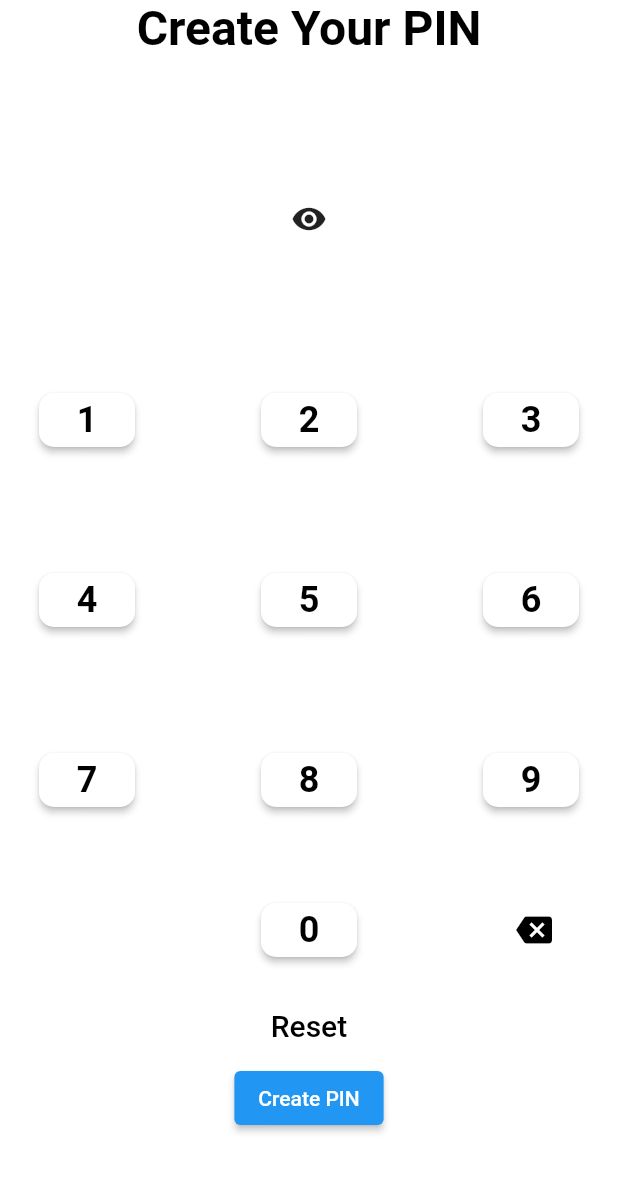
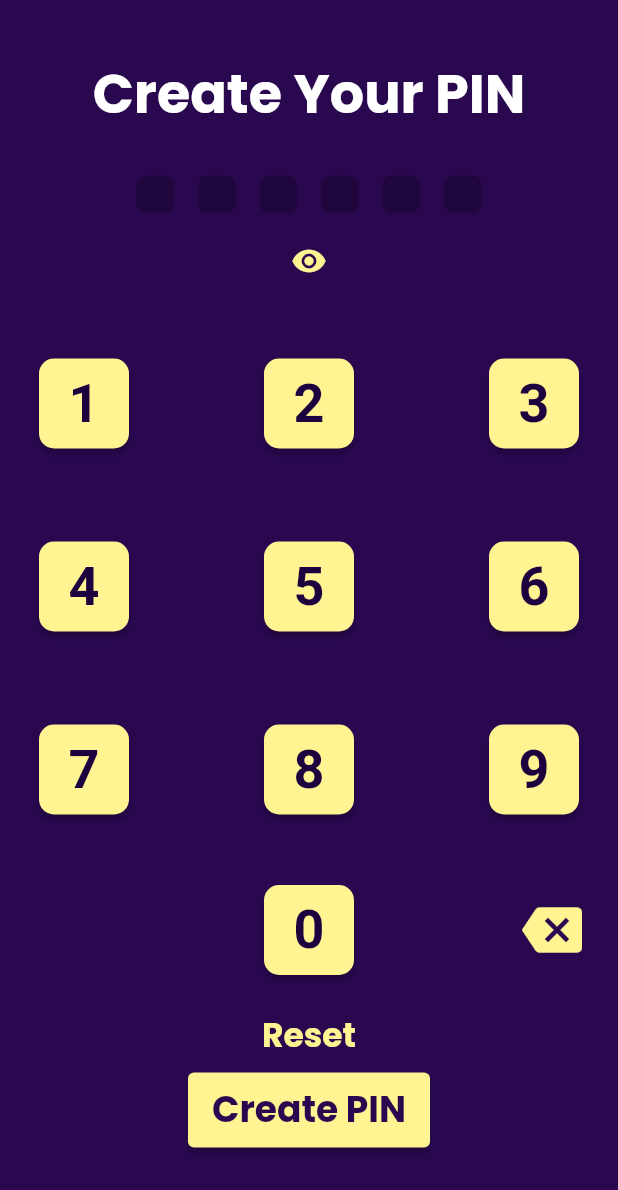
Before and after one commit to George535220173/UAS_E-MONEY, a Flutter app: the CreatePINPage screen opened directly with empty values, on a phone screen of 412 x 824 dp. Shown: the top 1190 px of the screen. Run offline on Flutter 3.47's test engine with Material 2 defaults, Android fonts, the phone set to English and light mode, and no system bars; our stand-ins replace cloud_firestore, firebase_auth, firebase_core, google_fonts; accounts and stored records are empty.

Commit message:
CreatePin Design Done

```diff
--- a/lib/createpin.dart
+++ b/lib/createpin.dart
@@ -27,8 +27,9 @@ class _CreatePINPageState extends State<CreatePINPage> {
           });
         },
         style: ElevatedButton.styleFrom(
-          primary: Colors.white,
-          onPrimary: Colors.black,
+          primary: Color.fromARGB(255, 255, 244, 145),
+          onPrimary: Color.fromARGB(255, 29, 0, 62),
+          minimumSize: Size(60, 60),
           shape: RoundedRectangleBorder(
             borderRadius: BorderRadius.circular(10.0),
           ),
@@ -36,7 +37,7 @@ class _CreatePINPageState extends State<CreatePINPage> {
         child: Text(
           number.toString(),
           style: const TextStyle(
-            fontSize: 24,
+            fontSize: 36,
             fontWeight: FontWeight.w600,
           ),
         ),
@@ -64,9 +65,9 @@ class _CreatePINPageState extends State<CreatePINPage> {
                   // Kembali ke halaman sebelumnya
                   Navigator.pop(context);
                   Navigator.push(
-                  context,
-                  MaterialPageRoute(builder: (context) => LoginPage()),
-                );
+                    context,
+                    MaterialPageRoute(builder: (context) => LoginPage()),
+                  );
                 },
                 child: Text('OK'),
               ),
@@ -128,46 +129,47 @@ class _CreatePINPageState extends State<CreatePINPage> {
   @override
   Widget build(BuildContext context) {
     return Scaffold(
-      backgroundColor: Colors.white,
+      backgroundColor: Color.fromARGB(255, 41, 8, 80),
       body: SafeArea(
-        child: SingleChildScrollView( // Tambahkan SingleChildScrollView di sini
+        child: SingleChildScrollView(
+          // Tambahkan SingleChildScrollView di sini
           child: Column(
             mainAxisAlignment: MainAxisAlignment.center,
             crossAxisAlignment: CrossAxisAlignment.center,
             children: [
+              const SizedBox(height: 35),
               const Center(
                 child: Text(
                   'Create Your PIN',
                   style: TextStyle(
-                    fontSize: 32,
-                    color: Colors.black,
-                    fontWeight: FontWeight.w600,
-                  ),
+                      fontSize: 36,
+                      color: Color.fromARGB(255, 255, 255, 255),
+                      fontWeight: FontWeight.w600,
+                      fontFamily: 'PoppinsBold'),
                 ),
               ),
-              const SizedBox(height: 50),
-
+              const SizedBox(height: 20),
               Row(
                 mainAxisAlignment: MainAxisAlignment.center,
                 children: List.generate(
                   6,
                   (index) {
                     return Container(
-                      margin: const EdgeInsets.all(7.0),
-                      width: 20,
-                      height: 20,
+                      margin: const EdgeInsets.all(8.0),
+                      width: 25,
+                      height: 25,
                       decoration: BoxDecoration(
                         borderRadius: BorderRadius.circular(6.0),
                         color: index < pin.length
-                            ? const Color.fromARGB(255, 208, 0, 255)
-                            : Colors.transparent,
+                            ? Color.fromARGB(255, 255, 244, 145)
+                            : const Color.fromARGB(61, 0, 0, 0),
                       ),
                       child: isPinVisible && index < pin.length
                           ? Center(
                               child: Text(
                                 '•',
                                 style: const TextStyle(
-                                  fontSize: 17,
+                                  fontSize: 24,
                                   color: Colors.black,
                                   fontWeight: FontWeight.w700,
                                 ),
@@ -178,7 +180,6 @@ class _CreatePINPageState extends State<CreatePINPage> {
                   },
                 ),
               ),
-
               IconButton(
                 onPressed: () {
                   setState(() {
@@ -187,14 +188,14 @@ class _CreatePINPageState extends State<CreatePINPage> {
                 },
                 icon: Icon(
                   isPinVisible ? Icons.visibility_off : Icons.visibility,
+                  color: Color.fromARGB(255, 255, 244, 145),
                 ),
               ),
-
-              SizedBox(height: 50.0),
-
+              SizedBox(height: 10.0),
               for (var i = 0; i < 3; i++)
                 Padding(
-                  padding: const EdgeInsets.symmetric(horizontal: 10, vertical: 20),
+                  padding:
+                      const EdgeInsets.symmetric(horizontal: 10, vertical: 15),
                   child: Row(
                     mainAxisAlignment: MainAxisAlignment.spaceBetween,
                     children: List.generate(
@@ -203,9 +204,8 @@ class _CreatePINPageState extends State<CreatePINPage> {
                     ).toList(),
                   ),
                 ),
-
               Padding(
-                padding: const EdgeInsets.symmetric(horizontal: 24),
+                padding: const EdgeInsets.symmetric(horizontal: 12),
                 child: Row(
                   mainAxisAlignment: MainAxisAlignment.spaceBetween,
                   children: [
@@ -223,14 +223,13 @@ class _CreatePINPageState extends State<CreatePINPage> {
                       },
                       child: const Icon(
                         Icons.backspace,
-                        color: Colors.black,
-                        size: 24,
+                        color: Color.fromARGB(255, 255, 244, 145),
+                        size: 40,
                       ),
                     ),
                   ],
                 ),
               ),
-
               TextButton(
                 onPressed: () {
                   setState(() {
@@ -241,12 +240,12 @@ class _CreatePINPageState extends State<CreatePINPage> {
                 child: const Text(
                   'Reset',
                   style: TextStyle(
-                    fontSize: 20,
-                    color: Colors.black,
+                    fontSize: 22,
+                    fontFamily: 'PoppinsBold',
+                    color: Color.fromARGB(255, 255, 244, 145),
                   ),
                 ),
               ),
-
               ElevatedButton(
                 onPressed: () {
                   // Cek apakah PIN sudah sesuai panjang
@@ -274,7 +273,17 @@ class _CreatePINPageState extends State<CreatePINPage> {
                     );
                   }
                 },
-                child: Text('Create PIN'),
+                child: Text(
+                  'Create PIN',
+                  style: TextStyle(
+                      fontFamily: 'PoppinsBold',
+                      fontSize: 24,
+                      color: Color.fromARGB(255, 41, 8, 80)),
+                ),
+                style: ElevatedButton.styleFrom(
+                    backgroundColor: Color.fromARGB(255, 255, 244, 145),
+                    minimumSize: Size(100, 50)),
+
               ),
             ],
           ),
--- a/pubspec.yaml
+++ b/pubspec.yaml
@@ -82,9 +82,12 @@ flutter:
   # list giving the asset and other descriptors for the font. For
   # example:
   fonts:
-  - family: Poppins
+  - family: PoppinsBold
     fonts:
       - asset: fonts/Poppins-Bold.ttf
+  - family: PoppinsRegular
+    fonts:
+      - asset: fonts/Poppins-Regular.ttf
 
   # For details regarding fonts from package dependencies,
   # see https://flutter.dev/custom-fonts/#from-packages
```
Also changed, not shown: lib/registerlogin/login.dart (+6 -6 lines), lib/registerlogin/register.dart (+7 -7 lines).
